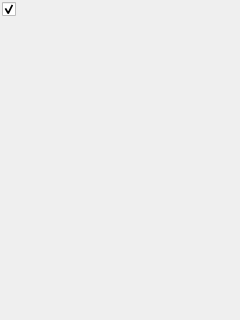
First picture: the form in widgets/verticalwaterfall.ui, repository mrgadotti/wsjtx, before the edit; both pictures show x 0 to 240 and y 0 to 320 of the 240 by 600 pixel window.
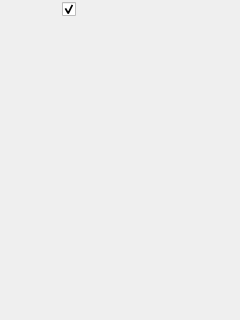
Second picture: the form after the edit. Custom widgets are drawn as their Qt base class.

Commit message: fix(waterfall): rename View menu item, fix controls button overlap

```diff
--- a/widgets/verticalwaterfall.ui
+++ b/widgets/verticalwaterfall.ui
@@ -58,7 +58,7 @@
      <widget class="QCheckBox" name="cbControls">
       <property name="geometry">
        <rect>
-        <x>2</x>
+        <x>62</x>
         <y>1</y>
         <width>18</width>
         <height>17</height>
```
The commit also changes 2 other files.
